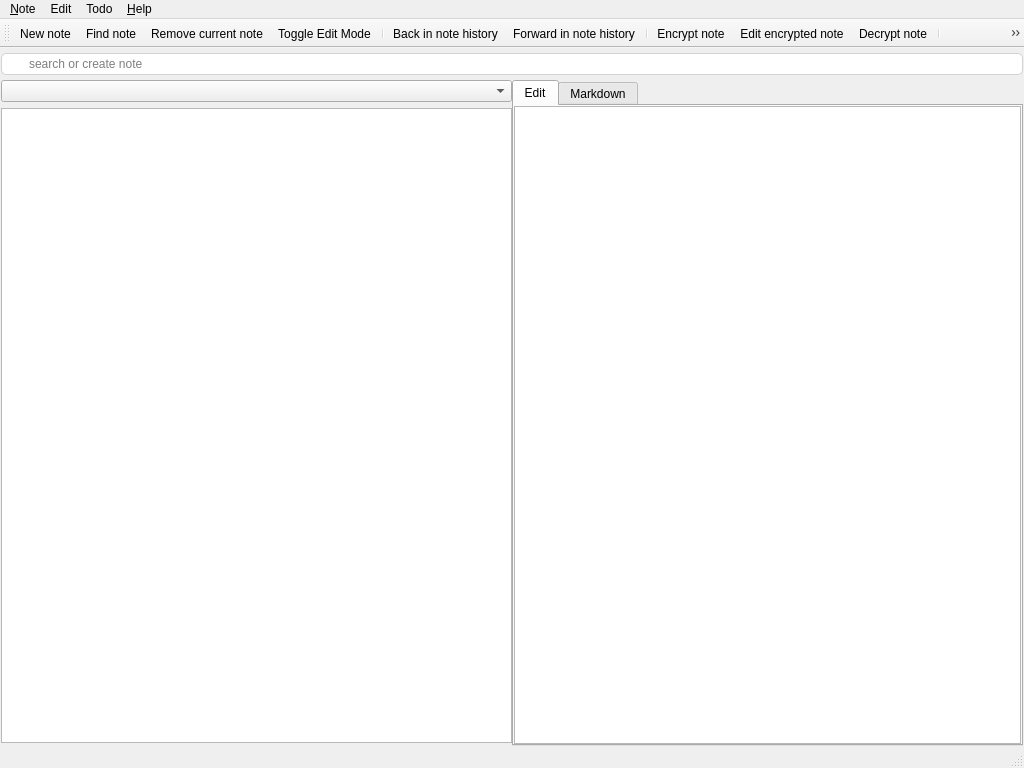
pbek/QOwnNotes, file src/mainwindow.ui: the form before one commit.
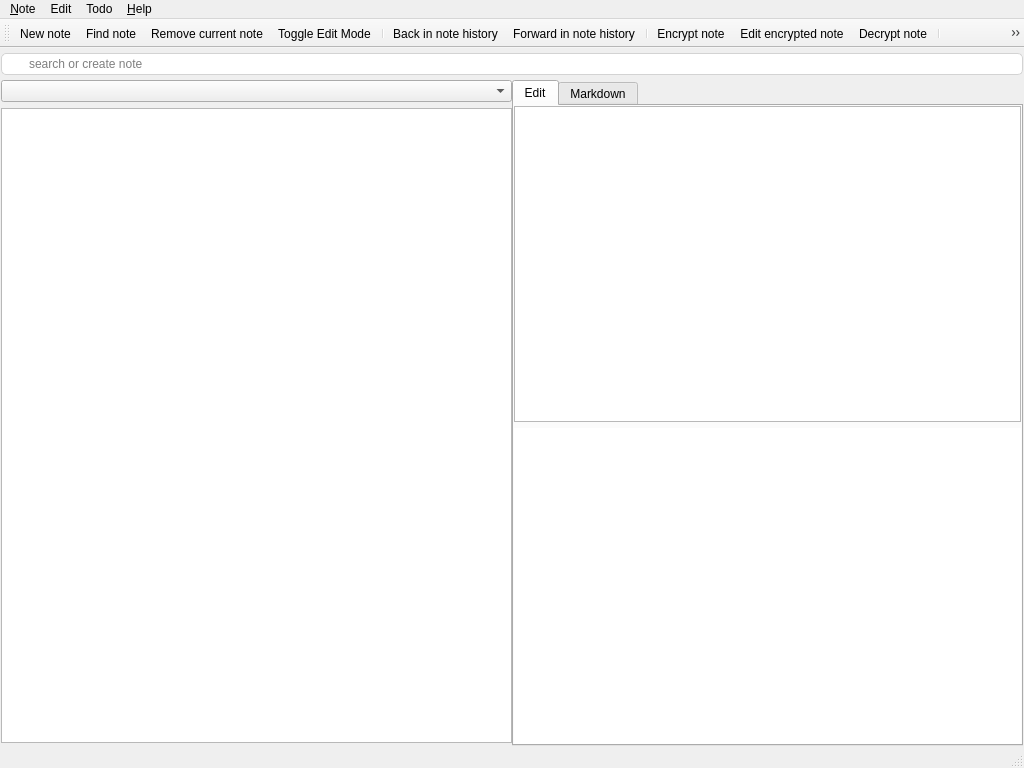
The form after the commit. Icons and pictures are not drawn. Custom widgets are drawn as their Qt base class.

Commit message: added a text edit for editing encrypted text

Diff of the .ui file:
```diff
--- a/src/mainwindow.ui
+++ b/src/mainwindow.ui
@@ -124,6 +124,32 @@
             </property>
            </widget>
           </item>
+          <item row="1" column="0">
+           <widget class="QOwnNotesMarkdownTextEdit" name="encryptedNoteTextEdit">
+            <property name="enabled">
+             <bool>true</bool>
+            </property>
+            <property name="contextMenuPolicy">
+             <enum>Qt::CustomContextMenu</enum>
+            </property>
+            <property name="styleSheet">
+             <string notr="true">QTextEdit {
+	border: #aa0000 3px solid inherit;
+}
+</string>
+            </property>
+            <property name="html">
+             <string>&lt;!DOCTYPE HTML PUBLIC &quot;-//W3C//DTD HTML 4.0//EN&quot; &quot;http://www.w3.org/TR/REC-html40/strict.dtd&quot;&gt;
+&lt;html&gt;&lt;head&gt;&lt;meta name=&quot;qrichtext&quot; content=&quot;1&quot; /&gt;&lt;style type=&quot;text/css&quot;&gt;
+p, li { white-space: pre-wrap; }
+&lt;/style&gt;&lt;/head&gt;&lt;body style=&quot; font-family:'Sans Serif'; font-size:9pt; font-weight:400; font-style:normal;&quot;&gt;
+&lt;p style=&quot;-qt-paragraph-type:empty; margin-top:0px; margin-bottom:0px; margin-left:0px; margin-right:0px; -qt-block-indent:0; text-indent:0px; font-family:'Oxygen-Sans Sans-Book'; font-size:11pt;&quot;&gt;&lt;br /&gt;&lt;/p&gt;&lt;/body&gt;&lt;/html&gt;</string>
+            </property>
+            <property name="acceptRichText">
+             <bool>false</bool>
+            </property>
+           </widget>
+          </item>
          </layout>
         </widget>
         <widget class="QWidget" name="viewTab">
```
Left out of the diff: 2 changed lines with no effect on the pictures. The commit also changes 2 other files.
